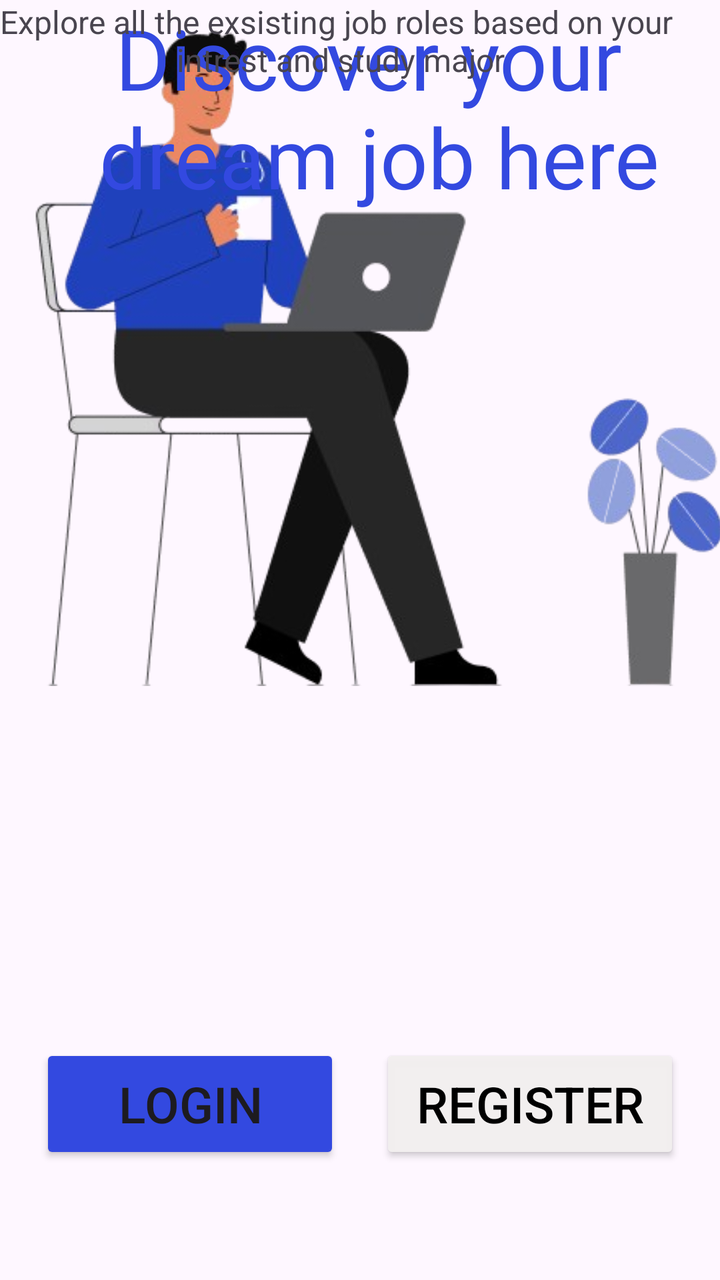
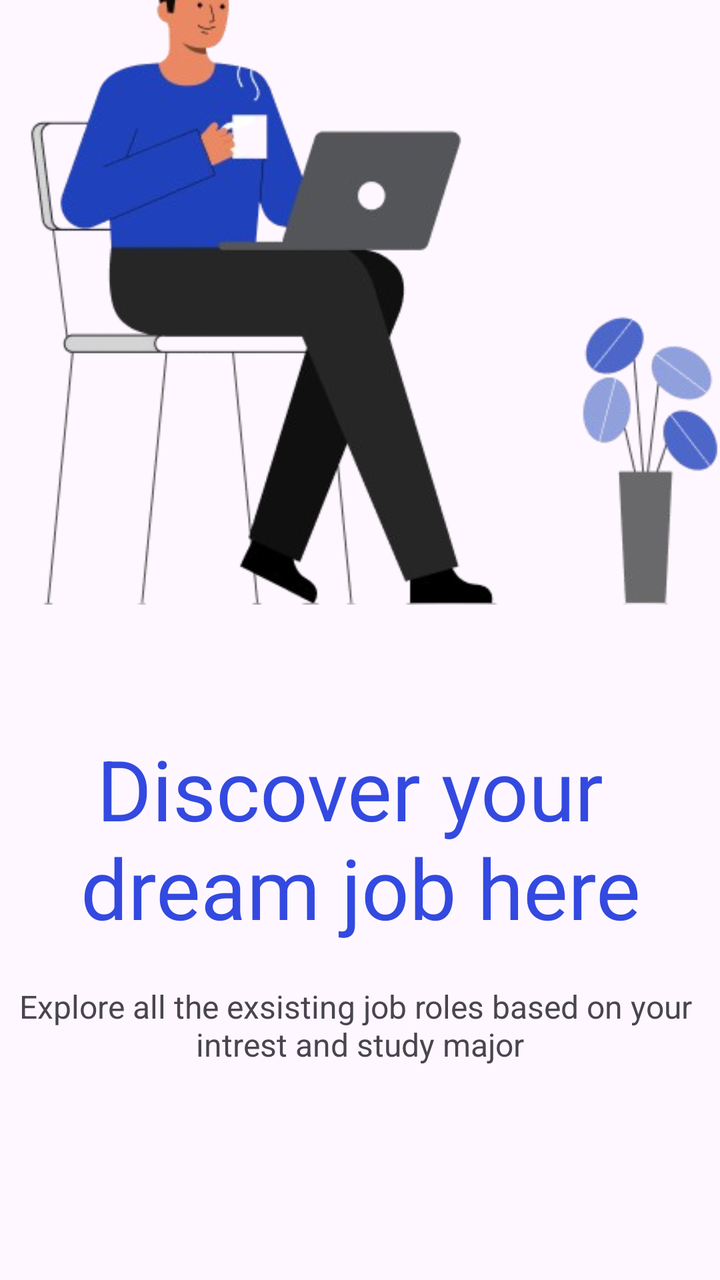

Compare the two renders of this Android layout. The source of the first and the diff that turns it into the second are given below.
<!-- AndroidManifest.xml: application theme Theme.SITASK1 -->
<!-- res/layout/activity_welcome.xml -->
<?xml version="1.0" encoding="utf-8"?>
<androidx.constraintlayout.widget.ConstraintLayout xmlns:android="http://schemas.android.com/apk/res/android"
    xmlns:app="http://schemas.android.com/apk/res-auto"
    xmlns:tools="http://schemas.android.com/tools"
    android:id="@+id/main"
    android:layout_width="match_parent"
    android:layout_height="match_parent"
    tools:context=".Welcome">


    <ImageView
        android:id="@+id/imageView"
        android:layout_width="365dp"
        android:layout_height="356dp"
        app:srcCompat="@drawable/singup_img"
        tools:ignore="MissingConstraints"
        tools:layout_editor_absoluteX="30dp"
        tools:layout_editor_absoluteY="111dp" />

    <TextView
        android:id="@+id/textView"
        android:layout_width="379dp"
        android:layout_height="107dp"
        android:gravity="center"
        android:text="Discover your \ndream job here"
        android:textColor="#3349E0"
        android:textSize="42dp"
        tools:ignore="MissingConstraints"
        tools:layout_editor_absoluteX="16dp"
        tools:layout_editor_absoluteY="526dp" />

    <TextView
        android:layout_width="wrap_content"
        android:layout_height="wrap_content"
        android:gravity="center"
        android:text="Explore all the exsisting job roles based on your \nintrest and study major"
        android:textSize="16dp"
        tools:layout_editor_absoluteX="36dp"
        tools:layout_editor_absoluteY="649dp" />

    <LinearLayout
        android:layout_width="wrap_content"
        android:layout_height="wrap_content"
        android:orientation="horizontal"
        app:layout_constraintBottom_toBottomOf="parent"
        app:layout_constraintEnd_toEndOf="parent"
        app:layout_constraintStart_toStartOf="parent"
        android:layout_marginBottom="48dp">

        <Button
            android:id="@+id/loginButton"
            android:layout_width="150dp"
            android:layout_height="60dp"
            android:text="Login"
            android:textSize="25dp"
            app:cornerRadius="10dp"
            android:backgroundTint="#3349E0"
            android:layout_margin="10dp"
            />

        <Button
            android:id="@+id/registerButton"
            android:layout_width="150dp"
            android:layout_height="60dp"
            android:text="Register"
            android:textSize="25dp"
            app:cornerRadius="10dp"
            android:backgroundTint="#F8F2EFEF"
            android:textColor="@color/black"
            android:layout_margin="10dp"
            />

    </LinearLayout>


</androidx.constraintlayout.widget.ConstraintLayout>
<!-- resources referenced by this layout -->
<resources>
  <color name="black">#FF000000</color>
  <!-- drawable singup_img: png bitmap (drawable, 80397 bytes) -->
  <style name="Theme.SITASK1" parent="Base.Theme.SITASK1" />
  <style name="Base.Theme.SITASK1" parent="Theme.Material3.DayNight.NoActionBar">
          
          
      </style>
</resources>

<!-- the commit's change to res/layout/activity_welcome.xml (unified diff, before → after) -->
@@ -1,11 +1,14 @@
 <?xml version="1.0" encoding="utf-8"?>
-<androidx.constraintlayout.widget.ConstraintLayout xmlns:android="http://schemas.android.com/apk/res/android"
+<LinearLayout xmlns:android="http://schemas.android.com/apk/res/android"
     xmlns:app="http://schemas.android.com/apk/res-auto"
     xmlns:tools="http://schemas.android.com/tools"
     android:id="@+id/main"
     android:layout_width="match_parent"
     android:layout_height="match_parent"
-    tools:context=".Welcome">
+    tools:context=".Welcome"
+    android:orientation="vertical"
+    android:gravity="center"
+    >
 
 
     <ImageView
@@ -14,8 +17,8 @@
         android:layout_height="356dp"
         app:srcCompat="@drawable/singup_img"
         tools:ignore="MissingConstraints"
-        tools:layout_editor_absoluteX="30dp"
-        tools:layout_editor_absoluteY="111dp" />
+        tools:layout_editor_absoluteX="23dp"
+        tools:layout_editor_absoluteY="68dp" />
 
     <TextView
         android:id="@+id/textView"
@@ -25,9 +28,9 @@
         android:text="Discover your \ndream job here"
         android:textColor="#3349E0"
         android:textSize="42dp"
-        tools:ignore="MissingConstraints"
+        android:layout_marginTop="50dp"
         tools:layout_editor_absoluteX="16dp"
-        tools:layout_editor_absoluteY="526dp" />
+        tools:layout_editor_absoluteY="501dp" />
 
     <TextView
         android:layout_width="wrap_content"
@@ -35,8 +38,9 @@
         android:gravity="center"
         android:text="Explore all the exsisting job roles based on your \nintrest and study major"
         android:textSize="16dp"
+        android:layout_marginTop="20dp"
         tools:layout_editor_absoluteX="36dp"
-        tools:layout_editor_absoluteY="649dp" />
+        tools:layout_editor_absoluteY="636dp" />
 
     <LinearLayout
         android:layout_width="wrap_content"
@@ -45,7 +49,10 @@
         app:layout_constraintBottom_toBottomOf="parent"
         app:layout_constraintEnd_toEndOf="parent"
         app:layout_constraintStart_toStartOf="parent"
-        android:layout_marginBottom="48dp">
+        android:layout_marginBottom="48dp"
+        android:layout_marginTop="100dp"
+        >
+
 
         <Button
             android:id="@+id/loginButton"
@@ -55,7 +62,7 @@
             android:textSize="25dp"
             app:cornerRadius="10dp"
             android:backgroundTint="#3349E0"
-            android:layout_margin="10dp"
+            android:layout_margin="15dp"
             />
 
         <Button
@@ -67,10 +74,10 @@
             app:cornerRadius="10dp"
             android:backgroundTint="#F8F2EFEF"
             android:textColor="@color/black"
-            android:layout_margin="10dp"
+            android:layout_margin="15dp"
             />
 
     </LinearLayout>
 
 
-</androidx.constraintlayout.widget.ConstraintLayout>
+</LinearLayout>
